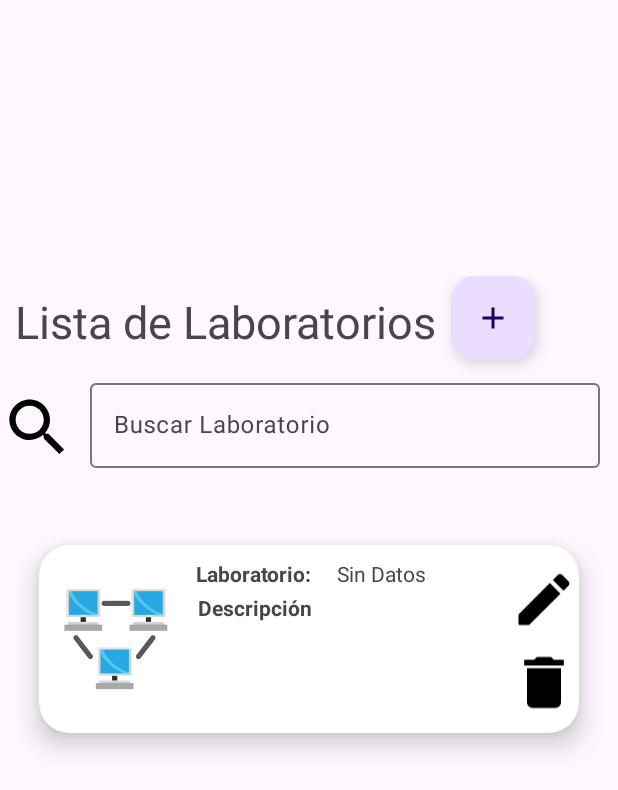
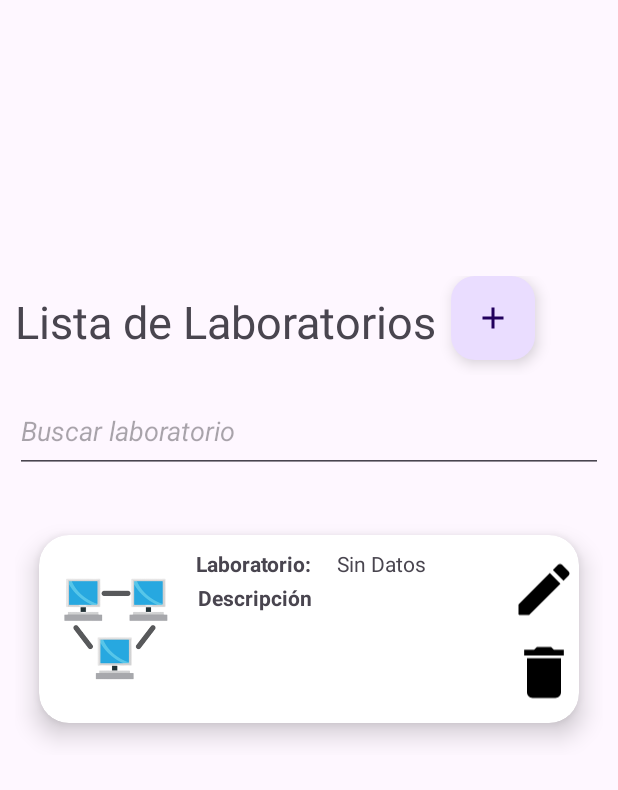
Before and after one commit to JuniorDLR/-Proyecto-Moviles-ServiceLog, an Android app: the FragmentLaboratorios screen opened through its navigation route, on a phone screen of 412 x 824 dp. Shown: the top 790 px of the screen. Run offline under Robolectric (Android 15) with nearby library versions, the phone set to English and light mode, and no system bars; our stand-ins replace Dagger/Hilt's generated code, navigation-ui.

Commit message:
Ya la funcion del edit text funciona correctamente

```diff
--- a/app/build.gradle
+++ b/app/build.gradle
@@ -46,7 +46,7 @@ dependencies {
     implementation 'com.google.android.material:material:1.9.0'
     implementation 'androidx.constraintlayout:constraintlayout:2.1.4'
 
-
+    implementation 'androidx.core:core:1.10.1'
     //viewModel
     implementation 'androidx.lifecycle:lifecycle-viewmodel-ktx:2.6.1'
     //liveData
--- a/app/src/main/java/com/example/servivelog/ui/gestionlaboratorio/LabAdapter.kt
+++ b/app/src/main/java/com/example/servivelog/ui/gestionlaboratorio/LabAdapter.kt
@@ -12,6 +12,7 @@ import androidx.navigation.Navigation
 import androidx.recyclerview.widget.RecyclerView
 import com.example.servivelog.R
 import com.example.servivelog.domain.model.lab.LabItem
+import com.example.servivelog.domain.model.mantenimiento.MantenimientoCUDItem
 import com.example.servivelog.ui.gestionlaboratorio.view.FragmentLaboratoriosDirections
 import com.example.servivelog.ui.gestionlaboratorio.viewmodel.GestionLabViewModel
 
@@ -78,4 +79,9 @@ class LabAdapter(
             }
         }
     }
+
+    fun updateRecycler(listL: List<LabItem>){
+        this.listL = listL
+        notifyDataSetChanged()
+    }
 }
--- a/app/src/main/java/com/example/servivelog/ui/gestionlaboratorio/view/FragmentLaboratorios.kt
+++ b/app/src/main/java/com/example/servivelog/ui/gestionlaboratorio/view/FragmentLaboratorios.kt
@@ -5,6 +5,7 @@ import androidx.fragment.app.Fragment
 import android.view.LayoutInflater
 import android.view.View
 import android.view.ViewGroup
+import androidx.core.widget.addTextChangedListener
 import androidx.fragment.app.viewModels
 import androidx.navigation.Navigation
 import androidx.recyclerview.widget.LinearLayoutManager
@@ -26,6 +27,7 @@ class FragmentLaboratorios : Fragment() {
     private val gestionLabViewModel: GestionLabViewModel by viewModels()
     private lateinit var addbtn: FloatingActionButton
     private lateinit var recyclerView: RecyclerView
+    private lateinit var adapter: LabAdapter
 
     override fun onCreate(savedInstanceState: Bundle?) {
         super.onCreate(savedInstanceState)
@@ -41,8 +43,15 @@ class FragmentLaboratorios : Fragment() {
         addbtn = laboratorioBinding.fbtnAdd
 
         gestionLabViewModel.onCreate()
-        gestionLabViewModel.modeloLab.observe(viewLifecycleOwner){
-            setAdapter(it)
+        gestionLabViewModel.modeloLab.observe(viewLifecycleOwner) { lab ->
+            setAdapter(lab)
+
+            laboratorioBinding.etLab.addTextChangedListener {filter->
+                val labfiltrados =
+                    lab.filter { it.nombre.uppercase().contains(filter.toString().uppercase()) }
+                adapter.updateRecycler(labfiltrados)
+            }
+
         }
 
         addbtn.setOnClickListener {
@@ -53,10 +62,11 @@ class FragmentLaboratorios : Fragment() {
         return laboratorioBinding.root
     }
 
-    private fun setAdapter(it: List<LabItem>){
+    private fun setAdapter(it: List<LabItem>) {
+        adapter = LabAdapter(requireActivity(), it, laboratorioBinding.root, gestionLabViewModel)
         recyclerView = laboratorioBinding.rvLab
         recyclerView.layoutManager = LinearLayoutManager(requireActivity())
-        recyclerView.adapter = LabAdapter(requireActivity(), it, laboratorioBinding.root, gestionLabViewModel)
+        recyclerView.adapter = adapter
     }
 
 }
--- a/app/src/main/res/layout/fragment_diagnostico.xml
+++ b/app/src/main/res/layout/fragment_diagnostico.xml
@@ -45,6 +45,9 @@
             android:layout_width="match_parent"
             android:layout_height="55dp"
             android:layout_margin="10dp"
+            android:singleLine="true"
+            android:maxLines="1"
+            android:imeOptions="actionDone"
             android:hint="Buscar por Service Tag"
             tools:text="CN-009NK2-73846-65N-0P05"
             android:textSize="18sp"
--- a/app/src/main/res/layout/fragment_gestion_mantenimiento.xml
+++ b/app/src/main/res/layout/fragment_gestion_mantenimiento.xml
@@ -43,6 +43,9 @@
             android:id="@+id/etServiceTag"
             android:layout_width="match_parent"
             android:layout_height="55dp"
+            android:singleLine="true"
+            android:maxLines="1"
+            android:imeOptions="actionDone"
             android:layout_margin="10dp"
             android:hint="Buscar por Service Tag"
             tools:text="CN-009NK2-73846-65N-0P05"
--- a/app/src/main/res/layout/fragment_gestionar_computadora.xml
+++ b/app/src/main/res/layout/fragment_gestionar_computadora.xml
@@ -44,6 +44,9 @@
             android:id="@+id/etServiceTag"
             android:layout_width="match_parent"
             android:layout_height="55dp"
+            android:singleLine="true"
+            android:maxLines="1"
+            android:imeOptions="actionDone"
             android:layout_margin="10dp"
             android:hint="Buscar por Service Tag"
             tools:text="CN-009NK2-73846-65N-0P05"
--- a/app/src/main/res/layout/fragment_laboratorios.xml
+++ b/app/src/main/res/layout/fragment_laboratorios.xml
@@ -45,26 +45,18 @@
                 android:layout_height="match_parent"
                 android:orientation="horizontal">
 
-                <ImageView
-                    android:layout_width="50dp"
-                    android:layout_height="50dp"
-                    android:layout_marginTop="10dp"
-                    android:src="@drawable/baseline_search_24" />
-
-                <com.google.android.material.textfield.TextInputLayout
+                <EditText
+                    android:id="@+id/etLab"
                     android:layout_width="match_parent"
-                    android:layout_height="wrap_content"
-                    android:layout_gravity="end"
-                    android:layout_margin="10dp">
-
-                    <com.google.android.material.textfield.TextInputEditText
-                        android:id="@+id/etBuscarLabs"
-                        android:layout_width="340dp"
-                        android:layout_height="wrap_content"
-                        android:hint="Buscar Laboratorio"
-                        android:inputType="text" />
-
-                </com.google.android.material.textfield.TextInputLayout>
+                    android:layout_height="55dp"
+                    android:singleLine="true"
+                    android:maxLines="1"
+                    android:imeOptions="actionDone"
+                    android:layout_margin="10dp"
+                    android:hint="Buscar laboratorio"
+                    tools:text="labp1"
+                    android:textSize="18sp"
+                    android:textStyle="italic"/>
 
             </LinearLayout>
 
--- a/app/src/main/res/layout/fragment_menu.xml
+++ b/app/src/main/res/layout/fragment_menu.xml
@@ -41,7 +41,7 @@
                     android:layout_width="match_parent"
                     android:layout_height="wrap_content"
                     android:id="@+id/UltimosDiagnosticos"
-                    />
+                    android:layout_margin="10dp"/>
             </ScrollView>
             <ScrollView
                 android:layout_width="match_parent"
@@ -52,7 +52,7 @@
                     android:layout_width="match_parent"
                     android:layout_height="wrap_content"
                     android:id="@+id/ultimosMantenimientos"
-                    />
+                    android:layout_margin="10dp"/>
             </ScrollView>
 
 
--- a/app/src/main/res/values-night/themes.xml
+++ b/app/src/main/res/values-night/themes.xml
@@ -4,5 +4,6 @@
        <item name="colorPrimary">@color/GrisUca</item>
         <item name="colorSecondary">@color/Uca</item>
         <item name="android:colorBackground">@color/Uca</item>
+        <item name="floatingActionButtonStyle">@color/GrisUca</item>
     </style>
 </resources>
--- /dev/null
+++ b/app/src/main/res/xml/provider_paths.xml
@@ -0,0 +1,4 @@
+<?xml version="1.0" encoding="utf-8"?>
+<paths>
+<external-path name="external_files" path="." />
+</paths>
```
Also changed, not shown: app/src/main/AndroidManifest.xml (+11 -2 lines), app/src/main/java/com/example/servivelog/ui/gestioncomputadora/ComputerAdapter.kt (+5 -3 lines), app/src/main/java/com/example/servivelog/ui/gestioncomputadora/view/GestionarComputadora.kt (+12 -3 lines), app/src/main/java/com/example/servivelog/ui/gestionmantenimiento/adapter/MantenimientoAdapter.kt (+30 -0 lines), app/src/main/java/com/example/servivelog/ui/gestionmantenimiento/view/FragmentGestionMantenimiento.kt (+12 -3 lines).
